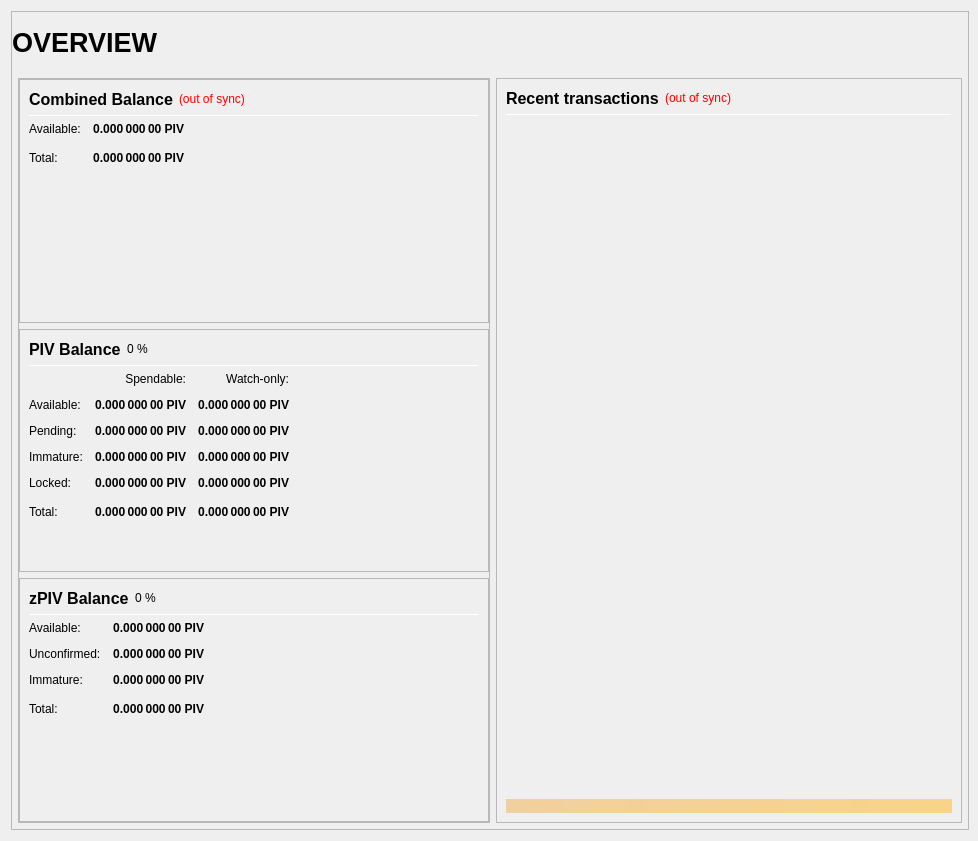
First picture: the form in src/qt/forms/overviewpage.ui, repository r0otChiXor/axiom, before the edit.
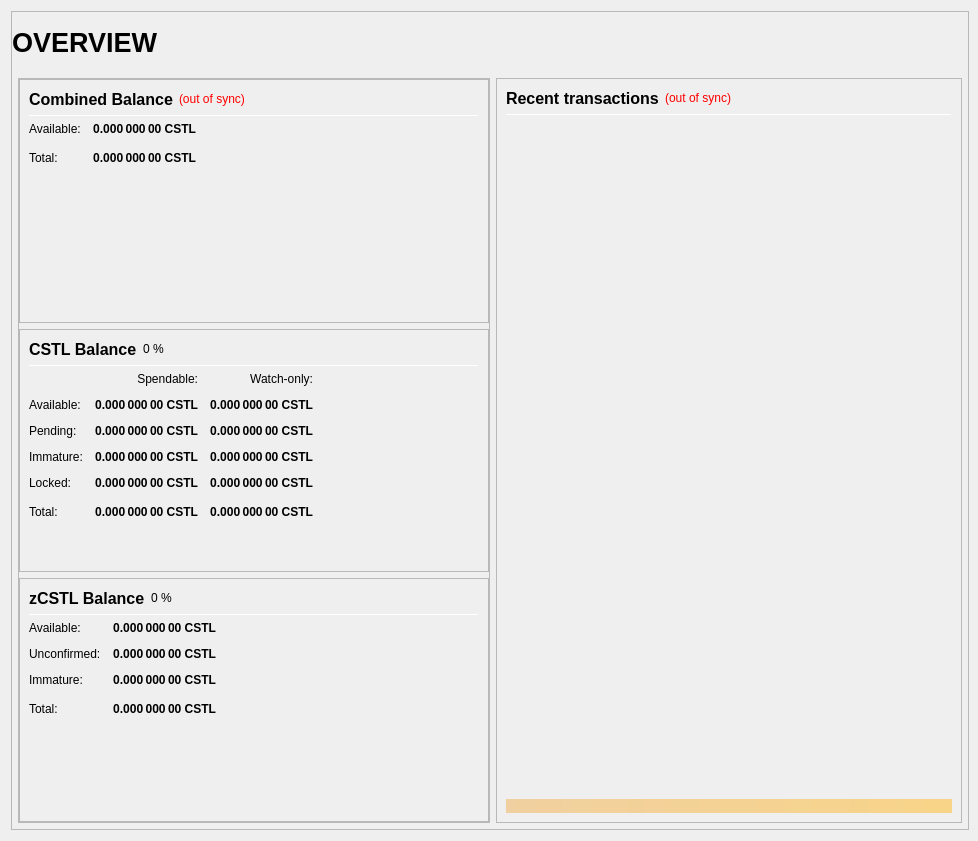
Second picture: the form after the edit.

```diff
--- a/src/qt/forms/overviewpage.ui
+++ b/src/qt/forms/overviewpage.ui
@@ -333,7 +333,7 @@
                           <string>Your current spendable balance</string>
                          </property>
                          <property name="text">
-                          <string notr="true">0.000 000 00 PIV</string>
+                          <string notr="true">0.000 000 00 CSTL</string>
                          </property>
                          <property name="alignment">
                           <set>Qt::AlignRight|Qt::AlignTrailing|Qt::AlignVCenter</set>
@@ -365,7 +365,7 @@
                           <string>Total Balance, including all unavailable coins.</string>
                          </property>
                          <property name="text">
-                          <string notr="true">0.000 000 00 PIV</string>
+                          <string notr="true">0.000 000 00 CSTL</string>
                          </property>
                          <property name="alignment">
                           <set>Qt::AlignRight|Qt::AlignTrailing|Qt::AlignVCenter</set>
@@ -433,7 +433,7 @@
                           </font>
                          </property>
                          <property name="text">
-                          <string>PIV Balance</string>
+                          <string>CSTL Balance</string>
                          </property>
                         </widget>
                        </item>
@@ -525,7 +525,7 @@
                           <string>Your current spendable balance</string>
                          </property>
                          <property name="text">
-                          <string notr="true">0.000 000 00 PIV</string>
+                          <string notr="true">0.000 000 00 CSTL</string>
                          </property>
                          <property name="alignment">
                           <set>Qt::AlignRight|Qt::AlignTrailing|Qt::AlignVCenter</set>
@@ -550,7 +550,7 @@
                           <string>Your current balance in watch-only addresses</string>
                          </property>
                          <property name="text">
-                          <string notr="true">0.000 000 00 PIV</string>
+                          <string notr="true">0.000 000 00 CSTL</string>
                          </property>
                          <property name="alignment">
                           <set>Qt::AlignRight|Qt::AlignTrailing|Qt::AlignVCenter</set>
@@ -582,7 +582,7 @@
                           <string>Total of transactions that have yet to be confirmed, and do not yet count toward the spendable balance</string>
                          </property>
                          <property name="text">
-                          <string notr="true">0.000 000 00 PIV</string>
+                          <string notr="true">0.000 000 00 CSTL</string>
                          </property>
                          <property name="alignment">
                           <set>Qt::AlignRight|Qt::AlignTrailing|Qt::AlignVCenter</set>
@@ -607,7 +607,7 @@
                           <string>Unconfirmed transactions to watch-only addresses</string>
                          </property>
                          <property name="text">
-                          <string notr="true">0.000 000 00 PIV</string>
+                          <string notr="true">0.000 000 00 CSTL</string>
                          </property>
                          <property name="alignment">
                           <set>Qt::AlignRight|Qt::AlignTrailing|Qt::AlignVCenter</set>
@@ -639,7 +639,7 @@
                           <string>Staked or masternode rewards that has not yet matured</string>
                          </property>
                          <property name="text">
-                          <string notr="true">0.000 000 00 PIV</string>
+                          <string notr="true">0.000 000 00 CSTL</string>
                          </property>
                          <property name="alignment">
                           <set>Qt::AlignRight|Qt::AlignTrailing|Qt::AlignVCenter</set>
@@ -664,7 +664,7 @@
                           <string>Staked or masternode rewards in watch-only addresses that has not yet matured</string>
                          </property>
                          <property name="text">
-                          <string notr="true">0.000 000 00 PIV</string>
+                          <string notr="true">0.000 000 00 CSTL</string>
                          </property>
                          <property name="alignment">
                           <set>Qt::AlignRight|Qt::AlignTrailing|Qt::AlignVCenter</set>
@@ -699,7 +699,7 @@
                           <string>Locked PIV or Masternode collaterals. These are excluded from zPIV minting.</string>
                          </property>
                          <property name="text">
-                          <string notr="true">0.000 000 00 PIV</string>
+                          <string notr="true">0.000 000 00 CSTL</string>
                          </property>
                          <property name="alignment">
                           <set>Qt::AlignRight|Qt::AlignTrailing|Qt::AlignVCenter</set>
@@ -724,7 +724,7 @@
                           <string>Current locked balance in watch-only addresses</string>
                          </property>
                          <property name="text">
-                          <string notr="true">0.000 000 00 PIV</string>
+                          <string notr="true">0.000 000 00 CSTL</string>
                          </property>
                          <property name="alignment">
                           <set>Qt::AlignRight|Qt::AlignTrailing|Qt::AlignVCenter</set>
@@ -759,7 +759,7 @@
                           <string>Your current Castle balance, unconfirmed and immature transactions included</string>
                          </property>
                          <property name="text">
-                          <string notr="true">0.000 000 00 PIV</string>
+                          <string notr="true">0.000 000 00 CSTL</string>
                          </property>
                          <property name="alignment">
                           <set>Qt::AlignRight|Qt::AlignTrailing|Qt::AlignVCenter</set>
@@ -784,7 +784,7 @@
                           <string>Current total balance in watch-only addresses</string>
                          </property>
                          <property name="text">
-                          <string notr="true">0.000 000 00 PIV</string>
+                          <string notr="true">0.000 000 00 CSTL</string>
                          </property>
                          <property name="alignment">
                           <set>Qt::AlignRight|Qt::AlignTrailing|Qt::AlignVCenter</set>
@@ -852,7 +852,7 @@
                           </font>
                          </property>
                          <property name="text">
-                          <string>zPIV Balance</string>
+                          <string>zCSTL Balance</string>
                          </property>
                         </widget>
                        </item>
@@ -926,7 +926,7 @@
 These zPIV are spendable.</string>
                          </property>
                          <property name="text">
-                          <string notr="true">0.000 000 00 PIV</string>
+                          <string notr="true">0.000 000 00 CSTL</string>
                          </property>
                          <property name="alignment">
                           <set>Qt::AlignRight|Qt::AlignTrailing|Qt::AlignVCenter</set>
@@ -957,7 +957,7 @@
 Immature: confirmed, but less than 3 mints of the same denomination after it was minted</string>
                          </property>
                          <property name="text">
-                          <string notr="true">0.000 000 00 PIV</string>
+                          <string notr="true">0.000 000 00 CSTL</string>
                          </property>
                          <property name="alignment">
                           <set>Qt::AlignRight|Qt::AlignTrailing|Qt::AlignVCenter</set>
@@ -988,7 +988,7 @@
 Immature: confirmed, but less than 3 mints of the same denomination after it was minted</string>
                          </property>
                          <property name="text">
-                          <string notr="true">0.000 000 00 PIV</string>
+                          <string notr="true">0.000 000 00 CSTL</string>
                          </property>
                          <property name="alignment">
                           <set>Qt::AlignRight|Qt::AlignTrailing|Qt::AlignVCenter</set>
@@ -1020,7 +1020,7 @@
                           <string>Your current zPIV balance, unconfirmed and immature zPIV included.</string>
                          </property>
                          <property name="text">
-                          <string notr="true">0.000 000 00 PIV</string>
+                          <string notr="true">0.000 000 00 CSTL</string>
                          </property>
                          <property name="alignment">
                           <set>Qt::AlignRight|Qt::AlignTrailing|Qt::AlignVCenter</set>
```
Left out of the diff: 16 changed lines with no effect on the pictures.
